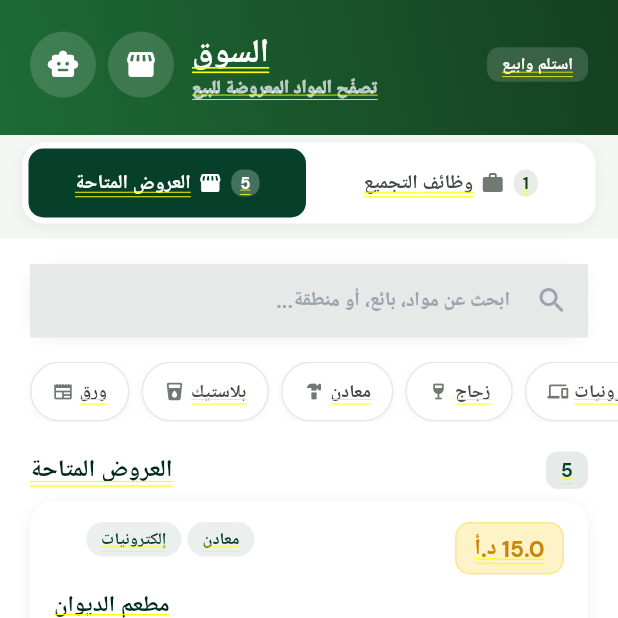
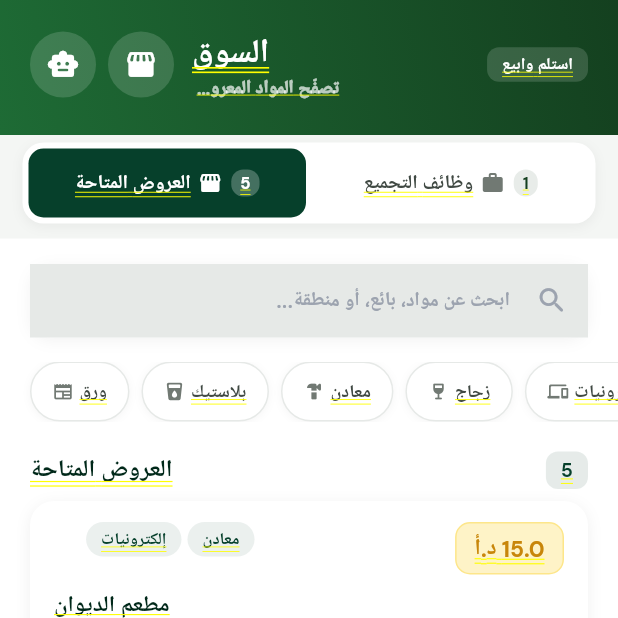
Before and after one commit to DAWAS00/Dawer, a Flutter app: the MarketplaceTab screen opened directly with empty values, on a phone screen of 412 x 824 dp, the top half of it. Run offline on Flutter 3.47's test engine with Material 3 defaults, Android fonts, the phone set to English and light mode, and no system bars; our stand-ins replace country_picker, flutter_map, geolocator, google_fonts, image_picker, latlong2; missing offline and left inert: google_mlkit_image_labeling; accounts and stored records are empty; Roboto replaces fonts that are missing (Cairo).

Commit message:
fix: prevent RenderFlex overflow in marketplace header on narrow phones

```diff
--- a/lib/ui/features/home/shared/tabs/marketplace_tab.dart
+++ b/lib/ui/features/home/shared/tabs/marketplace_tab.dart
@@ -115,7 +115,8 @@ class _MarketplaceTabState extends State<MarketplaceTab> {
             ),
           ),
           const Spacer(),
-          Column(
+          Flexible(
+            child: Column(
               crossAxisAlignment: CrossAxisAlignment.end,
               children: [
                 Text(
@@ -129,10 +130,12 @@ class _MarketplaceTabState extends State<MarketplaceTab> {
                   _segment == 0
                       ? 'تصفّح المواد المعروضة للبيع'
                       : 'وظائف التجميع من شركات التدوير',
+                  overflow: TextOverflow.ellipsis,
                   style:
                       GoogleFonts.cairo(fontSize: 12, color: Colors.white70),
                 ),
               ],
+            ),
           ),
           const SizedBox(width: 12),
           CircleAvatar(
```
Lines whose indentation alone changed are shown as unchanged.
